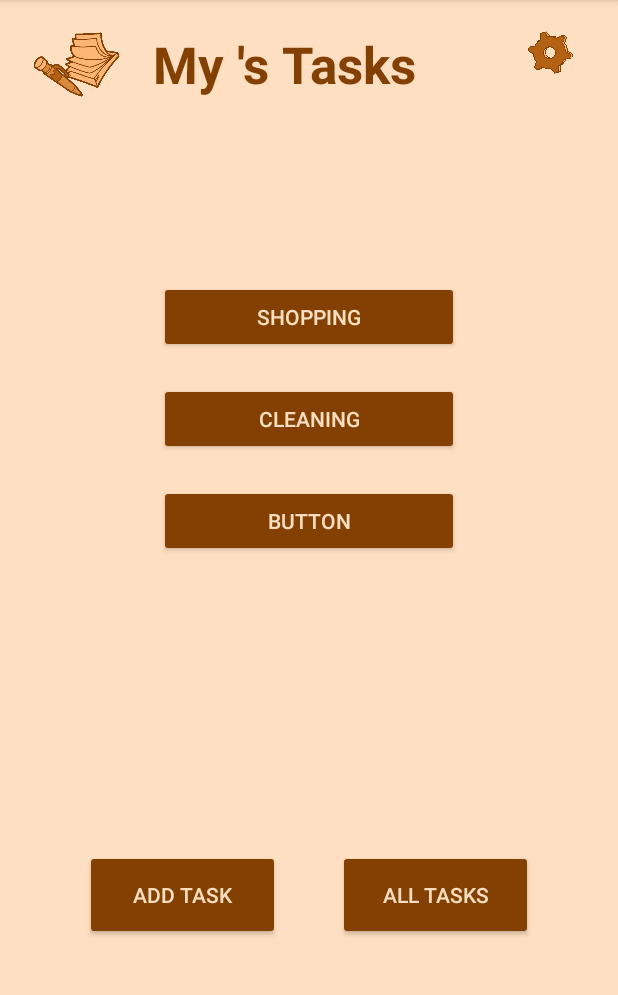
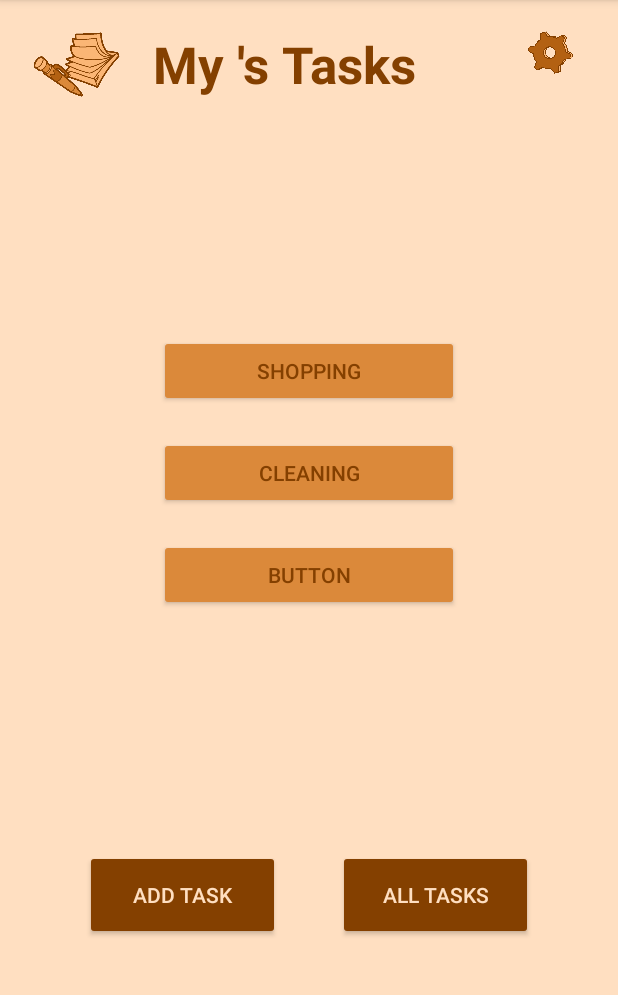
Before and after one commit to lucasjwilber/taskmaster, an Android app: the screen it shows after launch (MainActivity), on a phone screen of 412 x 824 dp, the part 84-1079 px from its top. Run offline under Robolectric (Android 15) with nearby library versions, the phone set to English and light mode, and no system bars.

```diff
--- a/app/src/main/res/layout/activity_main.xml
+++ b/app/src/main/res/layout/activity_main.xml
@@ -80,25 +80,25 @@
         android:id="@+id/task1button"
         android:layout_width="200dp"
         android:layout_height="wrap_content"
-        android:backgroundTint="@color/colorPrimaryDark"
+        android:backgroundTint="@color/colorPrimary"
         android:onClick="goToTaskDetailsActivity"
         android:text="@string/faketask1"
-        android:textColor="@color/coffeeLightest"
+        android:textColor="@color/colorPrimaryDark"
         app:layout_constraintBottom_toBottomOf="parent"
         app:layout_constraintEnd_toEndOf="parent"
         app:layout_constraintStart_toStartOf="parent"
         app:layout_constraintTop_toTopOf="parent"
-        app:layout_constraintVertical_bias="0.26" />
+        app:layout_constraintVertical_bias="0.31" />
 
     <Button
         android:id="@+id/task2button"
         android:layout_width="200dp"
         android:layout_height="wrap_content"
         android:layout_marginTop="20dp"
-        android:backgroundTint="@color/colorPrimaryDark"
+        android:backgroundTint="@color/colorPrimary"
         android:onClick="goToTaskDetailsActivity"
         android:text="@string/faketask2"
-        android:textColor="@color/coffeeLightest"
+        android:textColor="@color/colorPrimaryDark"
         app:layout_constraintEnd_toEndOf="@+id/task1button"
         app:layout_constraintStart_toStartOf="@+id/task1button"
         app:layout_constraintTop_toBottomOf="@+id/task1button" />
@@ -108,10 +108,10 @@
         android:layout_width="200dp"
         android:layout_height="wrap_content"
         android:layout_marginTop="20dp"
-        android:backgroundTint="@color/colorPrimaryDark"
+        android:backgroundTint="@color/colorPrimary"
         android:onClick="goToTaskDetailsActivity"
         android:text="Button"
-        android:textColor="@color/coffeeLightest"
+        android:textColor="@color/colorPrimaryDark"
         app:layout_constraintEnd_toEndOf="@+id/task2button"
         app:layout_constraintStart_toStartOf="@+id/task2button"
         app:layout_constraintTop_toBottomOf="@+id/task2button"
```
Also changed, not shown: 2 other files.
